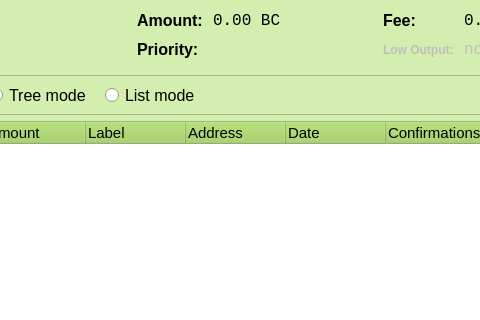
This is src/qt/forms/beancontroldialog.ui in teambean/BeanCash as Qt 5 draws it before an edit; both pictures show x 126 to 606 and y 0 to 320 of the 1000 by 500 pixel window. The edited form follows.
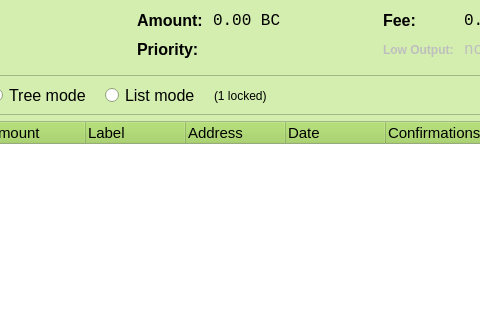
This is the edited form. Icons and pictures are not drawn. Custom widgets are drawn as their Qt base class.

Commit message: Fix button location and re-enable Bean Control Input Locks

Diff of the .ui file:
```diff
--- a/src/qt/forms/beancontroldialog.ui
+++ b/src/qt/forms/beancontroldialog.ui
@@ -673,6 +673,13 @@
          </property>
         </widget>
        </item>
+       <item>
+        <widget class="QLabel" name="labelLocked">
+         <property name="text">
+          <string>(1 locked)</string>
+         </property>
+        </widget>
+       </item>
        <item>
         <spacer name="horizontalSpacer">
          <property name="orientation">
```
The commit also changes 5 other files.
